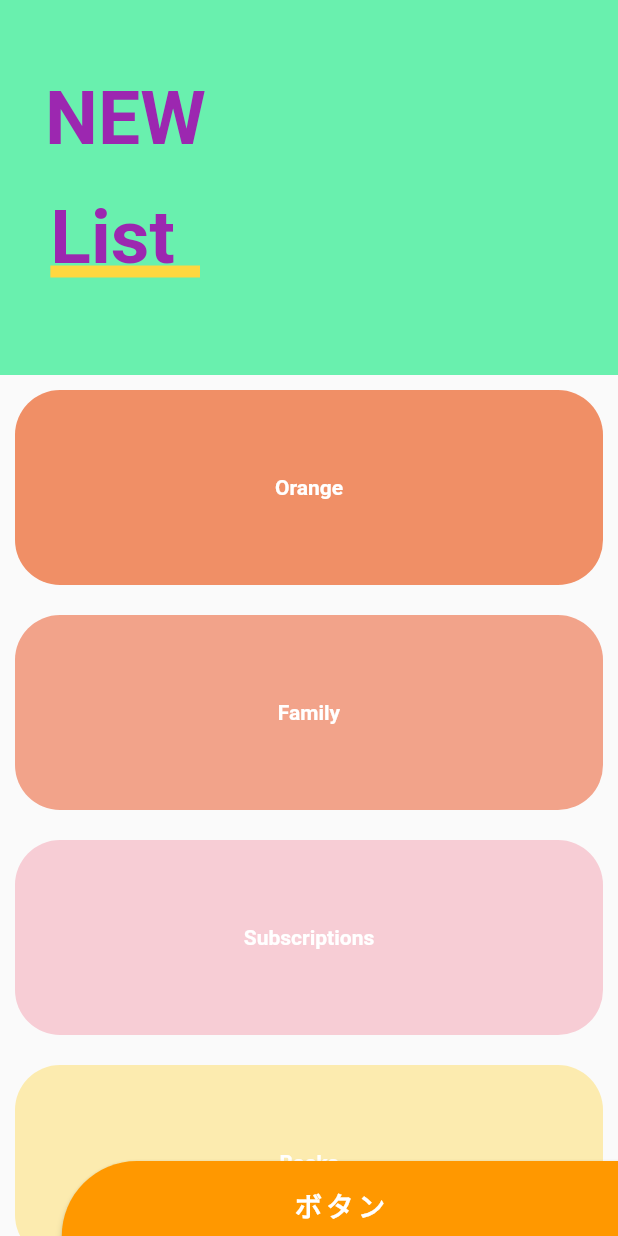
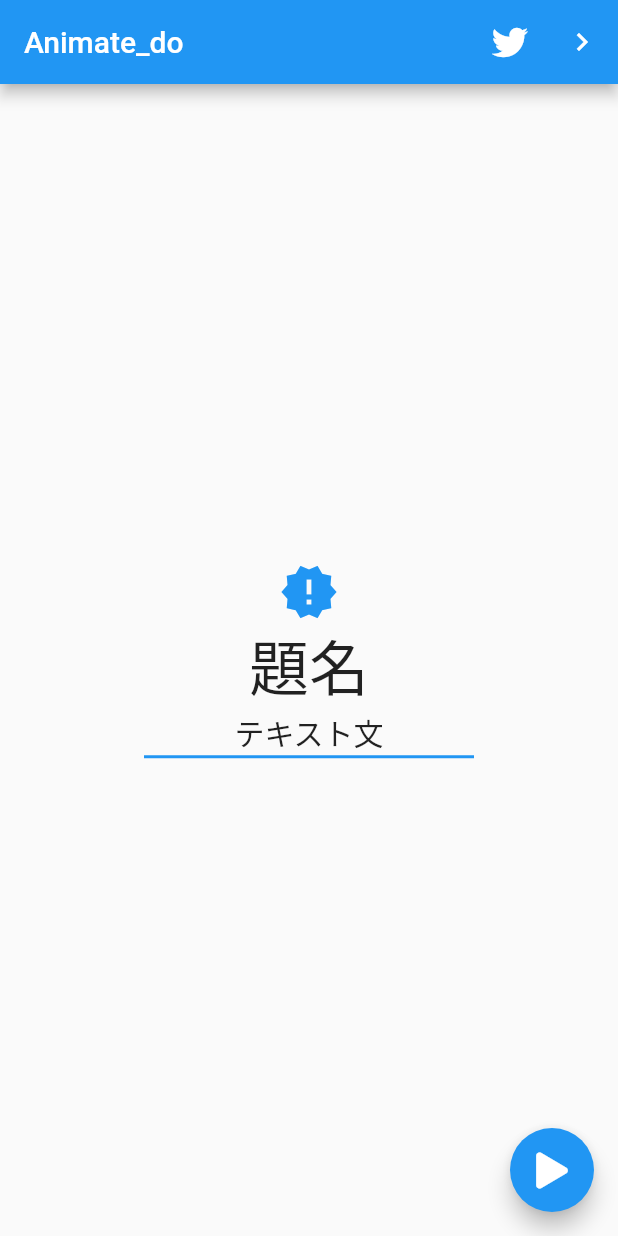
Before and after one commit to Tatsuya4610/ui_flutter, a Flutter app: the screen it shows after launch, on a phone screen of 412 x 824 dp. Run offline on Flutter 3.47's test engine with Material 2 defaults, Android fonts, the phone set to English and light mode, and no system bars; our stand-ins replace animate_do, flutter_svg, font_awesome_flutter.

Commit message:
7th commit

```diff
--- a/lib/main.dart
+++ b/lib/main.dart
@@ -1,4 +1,5 @@
 import 'package:flutter/material.dart';
+import 'package:flutter_ui/screen/animate_page_screen.dart';
 import 'package:flutter_ui/screen/circular_progress_screen.dart';
 import 'package:flutter_ui/screen/emergency_screen.dart';
 import 'package:flutter_ui/screen/headers_screen.dart';
@@ -19,7 +20,7 @@ import 'screen/circular_progress_screen.dart';
 //PinterestScreen・・StaggeredGridView使用。画面のバーボタンをスクロールの上下で表示非表示。アニメーション使用。
 //EmergencyScreen・・一般リスト。
 //SliderScreen ・・CustomScrollViewの使用。
-
+//AnimatePageScreen・・Animate_doパッケージ使用。
 
 
 void main() {
@@ -34,7 +35,7 @@ class MyApp extends StatelessWidget {
       theme: ThemeData(
         visualDensity: VisualDensity.adaptivePlatformDensity,
       ),
-      home: SliderScreen(),
+      home: AnimatePageScreen(),
     );
   }
 }
--- /dev/null
+++ b/lib/screen/animate_page_screen.dart
@@ -0,0 +1,93 @@
+import 'package:flutter/cupertino.dart';
+import 'package:flutter/material.dart';
+import 'package:animate_do/animate_do.dart';
+import 'package:flutter_ui/widgets/navigation_page.dart';
+import 'package:flutter_ui/widgets/twitter_animate_page.dart';
+import 'package:font_awesome_flutter/font_awesome_flutter.dart';
+
+class AnimatePageScreen extends StatelessWidget {
+  @override
+  Widget build(BuildContext context) {
+    return Scaffold(
+      appBar: AppBar(
+        title: Text('Animate_do'),
+        actions: <Widget>[
+          IconButton(
+            icon: FaIcon(FontAwesomeIcons.twitter),
+            onPressed: () {
+              Navigator.push(
+                context,
+                CupertinoPageRoute(
+                  builder: (BuildContext context) => TwitterAnimatePage(),
+                ),
+              );
+            },
+          ),
+          SlideInLeft(
+            from: 30, // Pxだげ左から移動アニメーション。
+            child: IconButton(
+              icon: Icon(Icons.navigate_next),
+              onPressed: () {
+                Navigator.push(
+                  context,
+                  CupertinoPageRoute(
+                    builder: (BuildContext context) => NavigationPage(),
+                  ),
+                );
+              },
+            ),
+          ),
+        ],
+      ),
+      floatingActionButton: BounceInRight( //右画面外からアニメーション。
+        child: FloatingActionButton(
+          child: FaIcon(FontAwesomeIcons.play),
+          onPressed: () {},
+        ),
+      ),
+      body: Center(
+        child: Column(
+          mainAxisAlignment: MainAxisAlignment.center,
+          children: <Widget>[
+            ElasticIn(
+              //弾むアニメーション
+              child: Icon(
+                Icons.new_releases,
+                color: Colors.blue,
+                size: 40,
+              ),
+            ),
+            FadeInDown(
+              //上から降りてくるアニメーション
+              delay: Duration(seconds: 1), //降りてくる開始時間
+              child: Text(
+                '題名',
+                style: TextStyle(
+                  fontSize: 40,
+                  fontWeight: FontWeight.w200,
+                ),
+              ),
+            ),
+            FadeInDown(
+              child: Text(
+                'テキスト文',
+                style: TextStyle(
+                  fontSize: 20,
+                  fontWeight: FontWeight.w400,
+                ),
+              ),
+            ),
+            FadeInLeft(
+              //右からアニメーション。
+              child: Container(
+                width: 220,
+                height: 2,
+                color: Colors.blue,
+              ),
+            )
+          ],
+        ),
+      ),
+    );
+  }
+}
--- a/pubspec.yaml
+++ b/pubspec.yaml
@@ -32,6 +32,7 @@ dependencies:
   provider: ^4.3.2+2
   flutter_staggered_grid_view: ^0.3.2
   font_awesome_flutter: ^8.10.0
+  animate_do: ^1.7.3
 
 dev_dependencies:
   flutter_test:
```
Also changed, not shown: lib/widgets/navigation_page.dart (added, +103 -0 lines), lib/widgets/twitter_animate_page.dart (added, +39 -0 lines), pubspec.lock.
